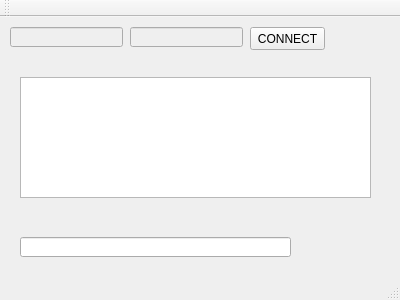
Above: mainwindow.ui from shadowgt/ChatClient before the change. Below: the same form after it.
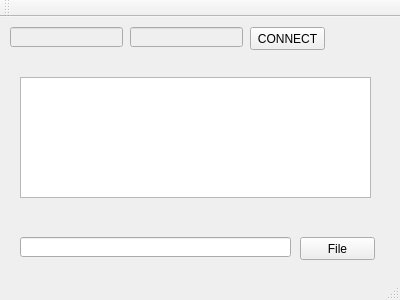
That is the form after the change.

Commit message:
- Login UI , DataManager(Singleton) added  - MultiFile send to Server on QDataStream
 - Login UI , DataManager(Singleton) 추가됬습니다.
 - 다중 파일 전송기능 추가 됬습니다.

```diff
--- a/mainwindow.ui
+++ b/mainwindow.ui
@@ -73,6 +73,19 @@
      <string>CONNECT</string>
     </property>
    </widget>
+   <widget class="QPushButton" name="pushButton_fileSend">
+    <property name="geometry">
+     <rect>
+      <x>300</x>
+      <y>220</y>
+      <width>75</width>
+      <height>23</height>
+     </rect>
+    </property>
+    <property name="text">
+     <string>File</string>
+    </property>
+   </widget>
   </widget>
   <widget class="QMenuBar" name="menuBar">
    <property name="geometry">
```
The commit also changes 10 other files.
